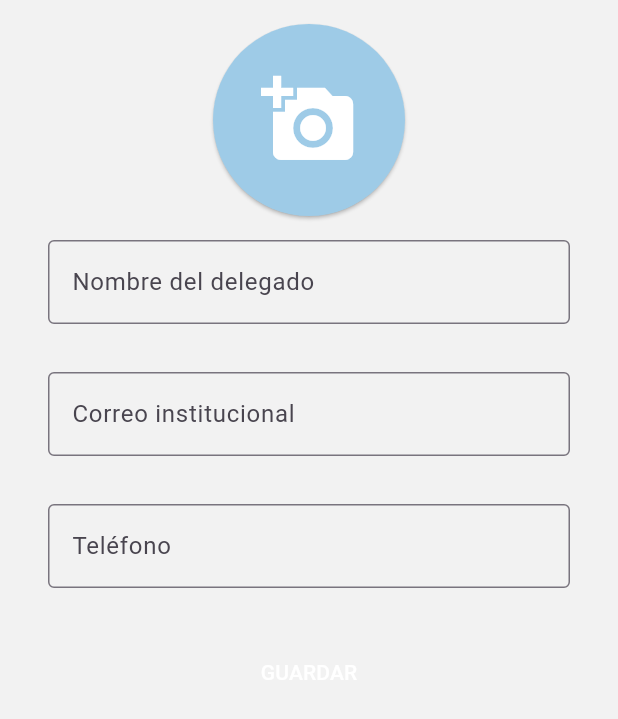
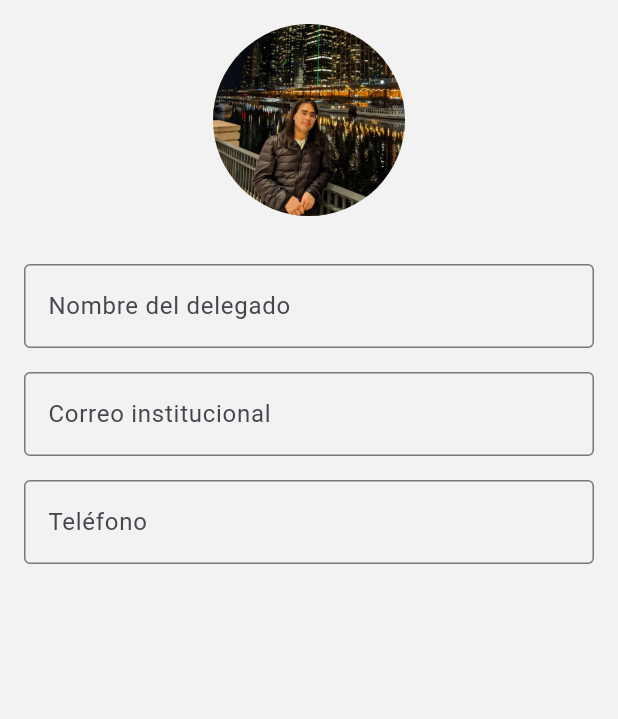
Before and after one commit to youniversityupc/android, a Flutter app: the AddDelegate widget shown alone on an empty page, opened directly, on a phone screen of 412 x 824 dp. Shown: the top 719 px of the screen. Run offline on Flutter 3.47's test engine with Material 2 defaults, Android fonts, the phone set to English and light mode, and no system bars; our stand-ins replace beamer, equatable.

Commit message:
refactor: rewrite `AddDelegate` using new widgets

```diff
--- a/lib/pages/courses/add_delegate_page.dart
+++ b/lib/pages/courses/add_delegate_page.dart
@@ -1,5 +1,6 @@
 import 'package:flutter/material.dart';
-import 'package:youniversity_app/utils/app_colors.dart';
+import 'package:youniversity_app/components/profile_avatar.dart';
+import 'package:youniversity_app/utils/widget_list_extensions.dart';
 
 class AddDelegate extends StatefulWidget {
   const AddDelegate({super.key});
@@ -9,70 +10,48 @@
 }
 
 class _AddDelegateState extends State<AddDelegate> {
-  @override
-  Widget build(BuildContext context) {
-    return ListView(
-      padding: const EdgeInsets.all(16.0),
-      children: [
-        RawMaterialButton(
-          onPressed: () {},
-          elevation: 1.0,
-          fillColor: const Color.fromARGB(255, 158, 203, 231),
-          padding: const EdgeInsets.all(32.0),
-          shape: const CircleBorder(),
-          child: const Icon(
-            Icons.add_a_photo,
-            size: 64.0,
-            color: Colors.white,
-          ),
-        ),
-        Padding(
-          padding: const EdgeInsets.all(16.0),
-          child: delegateName(),
-        ),
-        Padding(
-          padding: const EdgeInsets.all(16.0),
-          child: delegateEmail(),
-        ),
-        Padding(
-          padding: const EdgeInsets.all(16.0),
-          child: delegatePhone(),
-        ),
-        Padding(
-          padding: const EdgeInsets.all(16.0),
-          child: MaterialButton(
-            onPressed: () {},
-            color: AppColors.darkBlueColor,
-            child: const Text(
-              'GUARDAR',
-              style: TextStyle(color: Color.fromARGB(255, 255, 255, 255)),
-            ),
-          ),
-        ),
-      ],
+  Widget createTextInput({
+    required String label,
+    String? hint,
+    TextInputType keyboardType = TextInputType.text,
+    bool obscureText = false,
+  }) {
+    return TextField(
+      decoration: InputDecoration(
+        labelText: label,
+        hintText: hint,
+      ),
+      keyboardType: keyboardType,
+      obscureText: obscureText,
     );
   }
 
-  Widget delegateName() => const TextField(
-        decoration: InputDecoration(
-            hintText: 'Diego Albitres',
-            labelText: 'Nombre del delegado',
-            border: OutlineInputBorder()),
-        keyboardType: TextInputType.name,
-      );
-
-  Widget delegateEmail() => const TextField(
-        decoration: InputDecoration(
-            hintText: 'delegate_user@upc.edu.pe',
-            labelText: 'Correo institucional',
-            border: OutlineInputBorder()),
-        keyboardType: TextInputType.emailAddress,
-      );
-  Widget delegatePhone() => const TextField(
-        decoration: InputDecoration(
-            hintText: '999 999 999',
-            labelText: 'Teléfono',
-            border: OutlineInputBorder()),
-        keyboardType: TextInputType.phone,
-      );
+  @override
+  Widget build(BuildContext context) {
+    return Padding(
+      padding: const EdgeInsets.all(16),
+      child: Column(
+        children: [
+          ProfileAvatar(
+            backgroundImage: const AssetImage('assets/dalb.jpg'),
+            child: InkWell(onTap: () {}),
+          ),
+          Column(
+            children: [
+              createTextInput(
+                label: 'Nombre del delegado',
+                hint: 'John Doe',
+              ),
+              createTextInput(
+                label: 'Correo institucional',
+                hint: 'john.doe@gmail.com',
+                keyboardType: TextInputType.emailAddress,
+              ),
+              createTextInput(label: 'Teléfono', hint: 'Opcional'),
+            ].withVerticalSpace(16),
+          )
+        ].withVerticalSpace(32),
+      ),
+    );
+  }
 }
```
